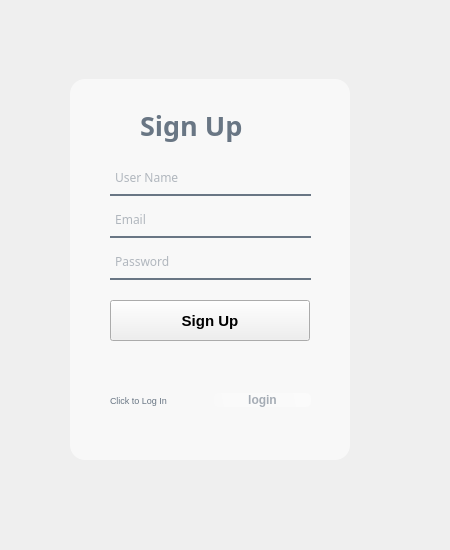
Above: createacc.ui from gustmdqkr321/delicious-calories before the change. Below: the same form after it.
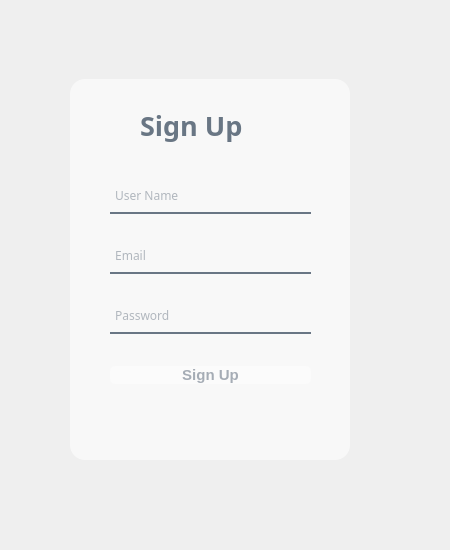
That is the form after the change. Icons and pictures are not drawn.

```diff
--- a/createacc.ui
+++ b/createacc.ui
@@ -86,110 +86,13 @@
      <string>Sign Up</string>
     </property>
    </widget>
-   <widget class="QPushButton" name="signupButton">
-    <property name="geometry">
-     <rect>
-      <x>80</x>
-      <y>270</y>
-      <width>200</width>
-      <height>41</height>
-     </rect>
-    </property>
-    <property name="font">
-     <font>
-      <family>Microsoft JhengHei UI</family>
-      <pointsize>11</pointsize>
-      <weight>75</weight>
-      <bold>true</bold>
-     </font>
-    </property>
-    <property name="styleSheet">
-     <string notr="true">QPushButton#loginButton{
-	background-color: qlineargradient(spread:pad, x1:0, y1:0.505682, x2:1, y2:0.477, stop:0 rgba(255, 255, 255, 100), stop: 1 rgba(255, 255, 255, 100));
-    color: rgb(105, 118, 132, 150);
-    border-radius: 5px;
-}
-QPushButton#loginButton:hover{
-    background-color: qlineargradient(spread:pad, x1:0, y1:0.505682, x2:1, y2:0.477, stop:0 rgba(255, 255, 255, 100), stop: 1 rgba(255, 255, 255, 226));
-    color: rgba(131, 96, 53, 255); /* 호버 상태일 때의 글꼴 색상 변경 */
-}
-QPushButton#loginButton:pressed{
-    padding-left: 5px;
-    padding-top: 5px;
-    background-color: rgba(255, 255, 255, 150);
-}</string>
-    </property>
-    <property name="text">
-     <string>Sign Up</string>
-    </property>
-   </widget>
-   <widget class="QWidget" name="horizontalLayoutWidget">
-    <property name="geometry">
-     <rect>
-      <x>80</x>
-      <y>330</y>
-      <width>201</width>
-      <height>80</height>
-     </rect>
-    </property>
-    <layout class="QHBoxLayout" name="horizontalLayout">
-     <item>
-      <widget class="QLabel" name="label_4">
-       <property name="font">
-        <font>
-         <family>Arial</family>
-         <pointsize>7</pointsize>
-        </font>
-       </property>
-       <property name="styleSheet">
-        <string notr="true">color: rgb(105, 118, 132);</string>
-       </property>
-       <property name="text">
-        <string>Click to Log In</string>
-       </property>
-      </widget>
-     </item>
-     <item>
-      <widget class="QPushButton" name="signUpButton">
-       <property name="font">
-        <font>
-         <family>Microsoft JhengHei UI</family>
-         <pointsize>9</pointsize>
-         <weight>75</weight>
-         <bold>true</bold>
-        </font>
-       </property>
-       <property name="styleSheet">
-        <string notr="true">QPushButton#signUpButton {
-	background-color: qlineargradient(spread:pad, x1:0, y1:0.505682, x2:1, y2:0.477, stop:0 rgba(255, 255, 255, 50), stop: 1 rgba(255, 255, 255, 100));
-    color: rgb(105, 118, 132, 150);
-    border-radius: 5px;
-}
-
-QPushButton#signUpButton:hover {
-    color: rgba(131, 96, 53, 255); /* 호버 상태일 때의 글꼴 색상 변경 */
-}
-
-QPushButton#signUpButton:pressed {
-    padding-left: 5px; /* 클릭 시 왼쪽 여백 추가 */
-    padding-top: 5px; /* 클릭 시 위쪽 여백 추가 */
-    color: rgba(91, 88, 53, 255); /* 클릭 시 글꼴 색상 변경 */
-}</string>
-       </property>
-       <property name="text">
-        <string>login</string>
-       </property>
-      </widget>
-     </item>
-    </layout>
-   </widget>
    <widget class="QWidget" name="verticalLayoutWidget">
     <property name="geometry">
      <rect>
       <x>80</x>
       <y>130</y>
       <width>201</width>
-      <height>131</height>
+      <height>251</height>
      </rect>
     </property>
     <layout class="QVBoxLayout" name="verticalLayout">
@@ -259,6 +162,37 @@
        </property>
       </widget>
      </item>
+     <item>
+      <widget class="QPushButton" name="signupButton">
+       <property name="font">
+        <font>
+         <family>Microsoft JhengHei UI</family>
+         <pointsize>11</pointsize>
+         <weight>75</weight>
+         <bold>true</bold>
+        </font>
+       </property>
+       <property name="styleSheet">
+        <string notr="true">QPushButton#signupButton{
+	background-color: qlineargradient(spread:pad, x1:0, y1:0.505682, x2:1, y2:0.477, stop:0 rgba(255, 255, 255, 100), stop: 1 rgba(255, 255, 255, 100));
+    color: rgba(105, 118, 132, 150);
+    border-radius: 5px;
+}
+QPushButton#signupButton:hover{
+    background-color: qlineargradient(spread:pad, x1:0, y1:0.505682, x2:1, y2:0.477, stop:0 rgba(255, 255, 255, 100), stop: 1 rgba(255, 255, 255, 226));
+    color: rgba(131, 96, 53, 255); /* 호버 상태일 때의 글꼴 색상 변경 */
+}
+QPushButton#signupButton:pressed{
+    padding-left: 5px;
+    padding-top: 5px;
+    background-color: rgba(255, 255, 255, 150);
+}</string>
+       </property>
+       <property name="text">
+        <string>Sign Up</string>
+       </property>
+      </widget>
+     </item>
     </layout>
    </widget>
   </widget>
```
